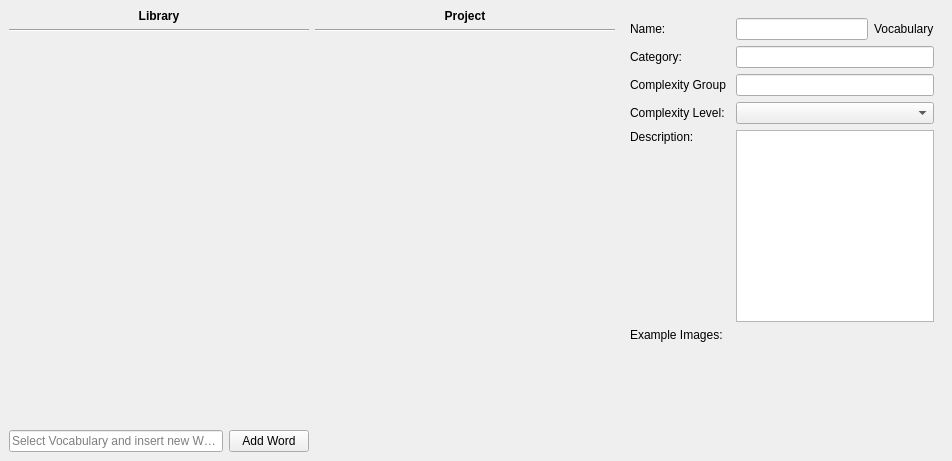
Old version of the form qt_ui/VocabularyManager.ui in the repository FilmColors/VIAN.
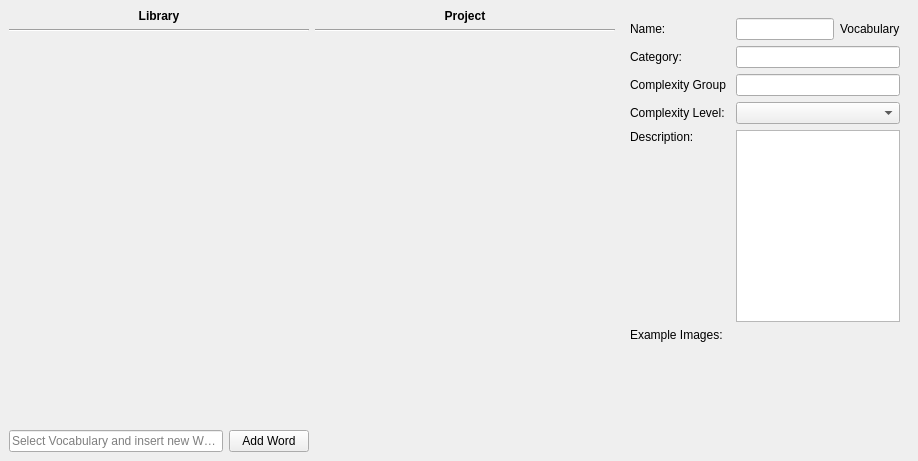
New version of the form.

```diff
--- a/qt_ui/VocabularyManager.ui
+++ b/qt_ui/VocabularyManager.ui
@@ -6,7 +6,7 @@
    <rect>
     <x>0</x>
     <y>0</y>
-    <width>952</width>
+    <width>918</width>
     <height>461</height>
    </rect>
   </property>
@@ -140,6 +140,12 @@
           <verstretch>0</verstretch>
          </sizepolicy>
         </property>
+        <property name="maximumSize">
+         <size>
+          <width>500</width>
+          <height>16777215</height>
+         </size>
+        </property>
         <layout class="QVBoxLayout" name="verticalLayout_4">
          <item>
           <layout class="QGridLayout" name="gridLayout">
```
Left out of the diff: 12 changed lines with no effect on the pictures.
